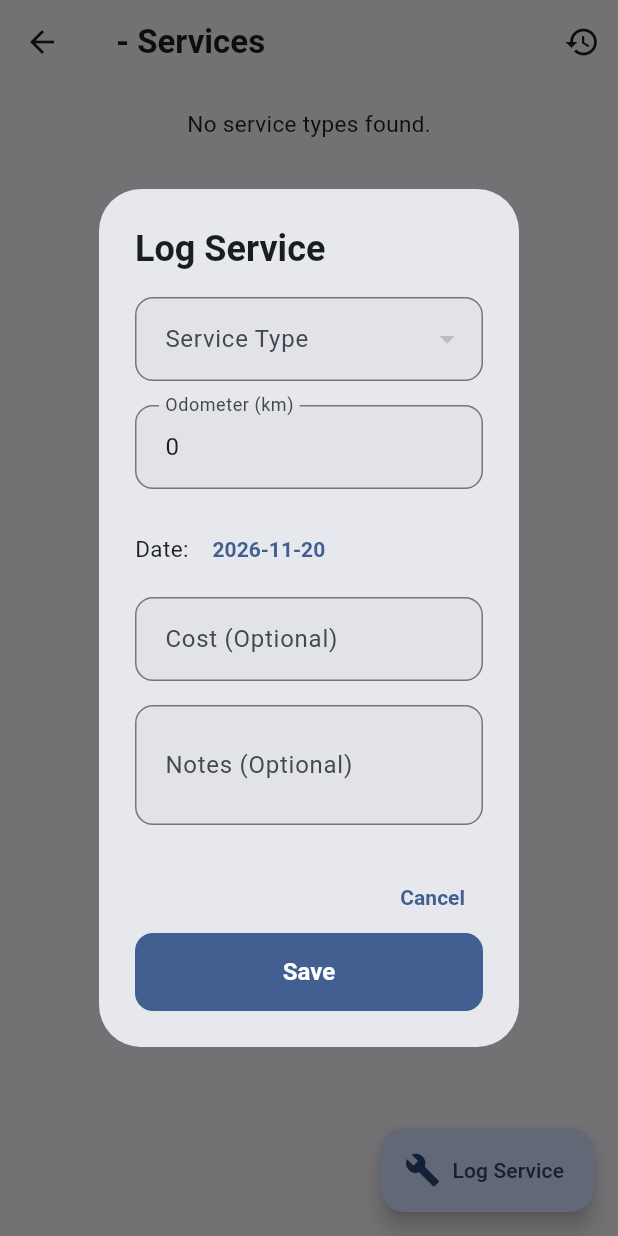
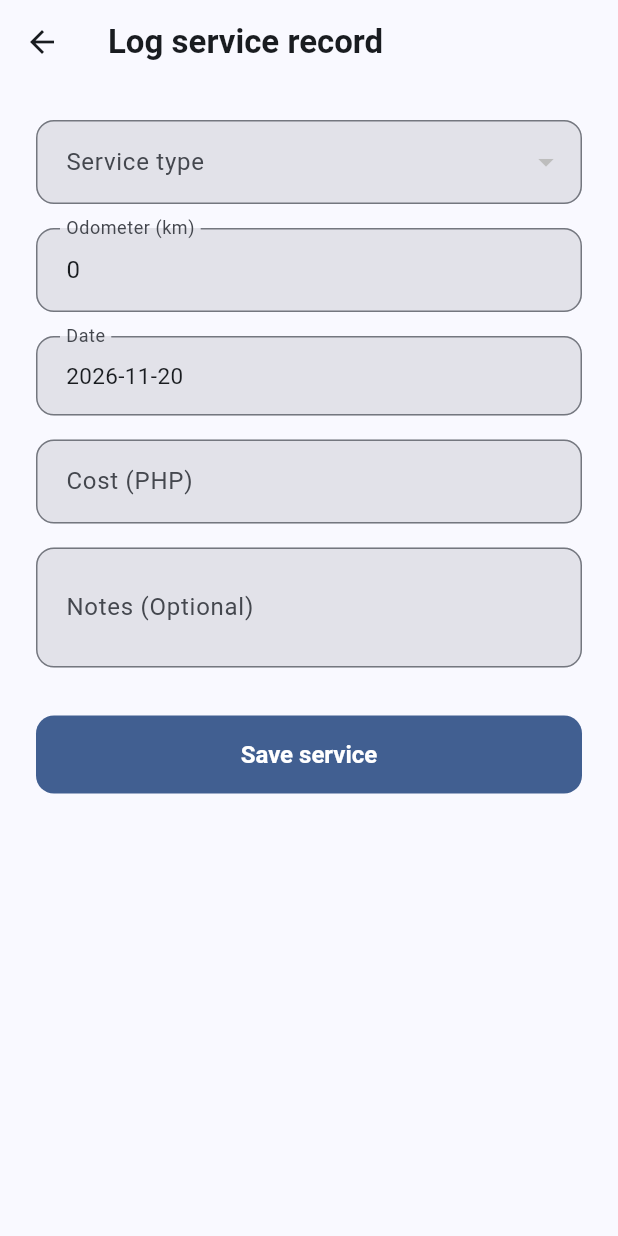
Before and after one commit to nubatay/motocare-log, a Flutter app: the ServiceScreen screen opened directly with empty values, after a tap on "Log Service", on a phone screen of 412 x 824 dp. Run offline on Flutter 3.47's test engine with Material 3 defaults, Android fonts, the phone set to English and light mode, and no system bars; our stand-ins replace supabase_flutter; accounts and stored records are empty.

Commit message:
add log service screen

```diff
--- a/lib/features/dashboard/presentation/dashboard_screen.dart
+++ b/lib/features/dashboard/presentation/dashboard_screen.dart
@@ -14,6 +14,7 @@ import '../../odometer/providers/odometer_provider.dart';
 import '../../services/domain/service_calculator.dart';
 import '../../services/presentation/service_screen.dart';
 import '../../services/providers/service_provider.dart';
+import '../../services/presentation/log_service_screen.dart';
 
 class DashboardScreen extends StatefulWidget {
   const DashboardScreen({super.key});
@@ -218,7 +219,7 @@ class _DashboardScreenState extends State<DashboardScreen> {
                   child: FilledButton(
                     onPressed: () {
                       Navigator.of(context).push(MaterialPageRoute(
-                        builder: (_) => ServiceScreen(bike: activeBike),
+                        builder: (_) => LogServiceScreen(bike: activeBike),
                       ));
                     },
                     child: const Text('Log service'),
--- /dev/null
+++ b/lib/features/services/presentation/log_service_screen.dart
@@ -0,0 +1,152 @@
+import 'package:flutter/material.dart';
+import 'package:provider/provider.dart';
+
+import '../../../core/theme/app_theme.dart';
+import '../../../core/validators.dart';
+import '../../motorcycles/data/motorcycle_repository.dart';
+import '../../motorcycles/providers/motorcycle_provider.dart';
+import '../../odometer/providers/odometer_provider.dart';
+import '../domain/service_calculator.dart';
+import '../providers/service_provider.dart';
+import '../data/service_repository.dart';
+
+class LogServiceScreen extends StatefulWidget {
+  final Motorcycle bike;
+  const LogServiceScreen({super.key, required this.bike});
+
+  @override
+  State<LogServiceScreen> createState() => _LogServiceScreenState();
+}
+
+class _LogServiceScreenState extends State<LogServiceScreen> {
+  final _formKey = GlobalKey<FormState>();
+  ServiceType? _selectedType;
+  late TextEditingController _odoController;
+  late TextEditingController _costController;
+  late TextEditingController _notesController;
+  DateTime _selectedDate = DateTime.now();
+
+  @override
+  void initState() {
+    super.initState();
+    final odoEstimate = context.read<OdometerProvider>().estimate?.estimatedKm ?? widget.bike.currentOdometer;
+    _odoController = TextEditingController(text: odoEstimate.toString());
+    _costController = TextEditingController();
+    _notesController = TextEditingController();
+
+    // Auto-select first overdue service, or the first one in the list
+    final overviews = context.read<ServiceProvider>().overviews;
+    if (overviews.isNotEmpty) {
+      final overdue = overviews.where((o) => o.status.status == ServiceStatus.overdue);
+      _selectedType = overdue.isNotEmpty ? overdue.first.type : overviews.first.type;
+    }
+  }
+
+  @override
+  void dispose() {
+    _odoController.dispose();
+    _costController.dispose();
+    _notesController.dispose();
+    super.dispose();
+  }
+
+  Future<void> _save() async {
+    if (!_formKey.currentState!.validate() || _selectedType == null) return;
+
+    final odo = int.parse(_odoController.text);
+    final cost = _costController.text.trim().isEmpty ? 0.0 : double.parse(_costController.text);
+    final notes = _notesController.text.trim().isEmpty ? null : _notesController.text.trim();
+    final estOdo = context.read<OdometerProvider>().estimate?.estimatedKm ?? widget.bike.currentOdometer;
+
+    final success = await context.read<ServiceProvider>().addRecord(
+          motorcycleId: widget.bike.id,
+          serviceTypeId: _selectedType!.id,
+          odometerKm: odo,
+          serviceDate: _selectedDate,
+          cost: cost,
+          notes: notes,
+          estimatedOdometer: estOdo,
+        );
+
+    if (success && mounted) {
+      context.read<MotorcycleProvider>().loadMotorcycles();
+      Navigator.pop(context); // Close screen after save
+    }
+  }
+
+  @override
+  Widget build(BuildContext context) {
+    final provider = context.watch<ServiceProvider>();
+
+    return Scaffold(
+      appBar: AppBar(title: const Text('Log service record')), // Auto back arrow
+      body: provider.isLoading
+          ? const Center(child: CircularProgressIndicator())
+          : SingleChildScrollView(
+              padding: const EdgeInsets.all(AppSpacing.lg),
+              child: Form(
+                key: _formKey,
+                child: Column(
+                  crossAxisAlignment: CrossAxisAlignment.stretch,
+                  children: [
+                    DropdownButtonFormField<ServiceType>(
+                      initialValue: _selectedType,
+                      items: provider.overviews.map((o) => DropdownMenuItem(value: o.type, child: Text(o.type.name))).toList(),
+                      onChanged: (val) => setState(() => _selectedType = val),
+                      decoration: const InputDecoration(labelText: 'Service type'),
+                      validator: (val) => val == null ? 'Required' : null,
+                    ),
+                    const SizedBox(height: AppSpacing.md),
+
+                    TextFormField(
+                      controller: _odoController,
+                      keyboardType: TextInputType.number,
+                      decoration: const InputDecoration(labelText: 'Odometer (km)'),
+                      validator: Validators.odometer,
+                    ),
+                    const SizedBox(height: AppSpacing.md),
+
+                    InkWell(
+                      onTap: () async {
+                        final picked = await showDatePicker(
+                          context: context,
+                          initialDate: _selectedDate,
+                          firstDate: DateTime(1900),
+                          lastDate: DateTime.now(),
+                        );
+                        if (picked != null) setState(() => _selectedDate = picked);
+                      },
+                      child: InputDecorator(
+                        decoration: const InputDecoration(labelText: 'Date'),
+                        child: Text('${_selectedDate.year}-${_selectedDate.month.toString().padLeft(2, '0')}-${_selectedDate.day.toString().padLeft(2, '0')}'),
+                      ),
+                    ),
+                    const SizedBox(height: AppSpacing.md),
+
+                    TextFormField(
+                      controller: _costController,
+                      keyboardType: const TextInputType.numberWithOptions(decimal: true),
+                      decoration: const InputDecoration(labelText: 'Cost (PHP)'),
+                      validator: Validators.cost,
+                    ),
+                    const SizedBox(height: AppSpacing.md),
+
+                    TextFormField(
+                      controller: _notesController,
+                      maxLines: 2,
+                      decoration: const InputDecoration(labelText: 'Notes (Optional)'),
+                      validator: Validators.notes,
+                    ),
+                    const SizedBox(height: AppSpacing.xl),
+
+                    FilledButton(
+                      onPressed: _save,
+                      child: const Text('Save service'),
+                    ),
+                  ],
+                ),
+              ),
+            ),
+    );
+  }
+}
--- a/lib/features/services/presentation/service_screen.dart
+++ b/lib/features/services/presentation/service_screen.dart
@@ -7,14 +7,13 @@ import 'package:flutter/material.dart';
 import 'package:provider/provider.dart';
 
 import '../../../core/theme/app_theme.dart';
-import '../../../core/validators.dart';
 import '../../motorcycles/data/motorcycle_repository.dart';
-import '../../motorcycles/providers/motorcycle_provider.dart';
 import '../../odometer/providers/odometer_provider.dart';
-import '../data/service_repository.dart';
 import '../domain/service_calculator.dart';
 import '../providers/service_provider.dart';
 import 'service_history_screen.dart';
+import 'log_service_screen.dart';
+
 
 class ServiceScreen extends StatefulWidget {
   final Motorcycle bike;
@@ -54,142 +53,6 @@ class _ServiceScreenState extends State<ServiceScreen> {
     }
   }
 
-  void _showLogServiceDialog() {
-    final serviceProvider = context.read<ServiceProvider>();
-    final odometerProvider = context.read<OdometerProvider>();
-    final bikeProvider = context.read<MotorcycleProvider>();
-    final estimatedOdo = odometerProvider.estimate?.estimatedKm ?? widget.bike.currentOdometer;
-
-    // Find the service type that needs attention most, or default to the first one
-    ServiceType? selectedType;
-    if (serviceProvider.overviews.isNotEmpty) {
-      final overdue = serviceProvider.overviews.where((o) => o.status.status == ServiceStatus.overdue);
-      selectedType = overdue.isNotEmpty ? overdue.first.type : serviceProvider.overviews.first.type;
-    }
-
-    final odoController = TextEditingController(text: estimatedOdo.toString());
-    final costController = TextEditingController();
-    final notesController = TextEditingController();
-    DateTime selectedDate = DateTime.now();
-    final formKey = GlobalKey<FormState>();
-
-    showDialog(
-      context: context,
-      builder: (context) {
-        return StatefulBuilder(
-          builder: (context, setState) {
-            return AlertDialog(
-              title: const Text('Log Service'),
-              content: Form(
-                key: formKey,
-                child: SingleChildScrollView(
-                  child: Column(
-                    mainAxisSize: MainAxisSize.min,
-                    children: [
-                      // 1. Service Type Dropdown
-                      DropdownButtonFormField<ServiceType>(
-                        initialValue: selectedType,
-                        items: serviceProvider.overviews.map((o) {
-                          return DropdownMenuItem(
-                            value: o.type,
-                            child: Text(o.type.name, overflow: TextOverflow.ellipsis),
-                          );
-                        }).toList(),
-                        onChanged: (val) => setState(() => selectedType = val),
-                        decoration: const InputDecoration(labelText: 'Service Type'),
-                        validator: (val) => val == null ? 'Select a service' : null,
-                      ),
-                      const SizedBox(height: AppSpacing.md),
-
-                      // 2. Odometer
-                      TextFormField(
-                        controller: odoController,
-                        keyboardType: TextInputType.number,
-                        decoration: const InputDecoration(labelText: 'Odometer (km)'),
-                        validator: Validators.odometer,
-                      ),
-                      const SizedBox(height: AppSpacing.md),
-
-                      // 3. Date
-                      Row(
-                        children: [
-                          const Text('Date: '),
-                          TextButton(
-                            onPressed: () async {
-                              final picked = await showDatePicker(
-                                context: context,
-                                initialDate: selectedDate,
-                                firstDate: DateTime(1900),
-                                lastDate: DateTime.now(),
-                              );
-                              if (picked != null) setState(() => selectedDate = picked);
-                            },
-                            child: Text('${selectedDate.year}-${selectedDate.month.toString().padLeft(2, '0')}-${selectedDate.day.toString().padLeft(2, '0')}'),
-                          ),
-                        ],
-                      ),
-                      const SizedBox(height: AppSpacing.sm),
-
-                      // 4. Cost
-                      TextFormField(
-                        controller: costController,
-                        keyboardType: const TextInputType.numberWithOptions(decimal: true),
-                        decoration: const InputDecoration(labelText: 'Cost (Optional)'),
-                        validator: Validators.cost,
-                      ),
-                      const SizedBox(height: AppSpacing.md),
-
-                      // 5. Notes
-                      TextFormField(
-                        controller: notesController,
-                        maxLines: 2,
-                        decoration: const InputDecoration(labelText: 'Notes (Optional)'),
-                        validator: Validators.notes,
-                      ),
-                    ],
-                  ),
-                ),
-              ),
-              actions: [
-                TextButton(
-                  onPressed: () => Navigator.pop(context),
-                  child: const Text('Cancel'),
-                ),
-                FilledButton(
-                  onPressed: () async {
-                    if (!formKey.currentState!.validate()) return;
-
-                    final odo = int.parse(odoController.text);
-                    final cost = costController.text.trim().isEmpty ? 0.0 : double.parse(costController.text);
-
-                    if (!context.mounted) return;
-                    Navigator.pop(context); // Close dialog
-
-                    final success = await serviceProvider.addRecord(
-                      motorcycleId: widget.bike.id,
-                      serviceTypeId: selectedType!.id,
-                      odometerKm: odo,
-                      serviceDate: selectedDate,
-                      cost: cost,
-                      notes: notesController.text.trim().isEmpty ? null : notesController.text.trim(),
-                      estimatedOdometer: estimatedOdo,
-                    );
-
-                    if (success) {
-                      // Refresh the parent screens
-                      bikeProvider.loadMotorcycles();
-                      _refreshData();
-                    }
-                  },
-                  child: const Text('Save'),
-                ),
-              ],
-            );
-          },
-        );
-      },
-    );
-  }
 
   @override
   Widget build(BuildContext context) {
@@ -238,7 +101,11 @@ class _ServiceScreenState extends State<ServiceScreen> {
         ),
       ),
       floatingActionButton: FloatingActionButton.extended(
-        onPressed: _showLogServiceDialog,
+        onPressed: () {
+          Navigator.of(context).push(MaterialPageRoute(
+            builder: (_) => LogServiceScreen(bike: widget.bike), // <-- NEW
+          ));
+        },
         icon: const Icon(Icons.build),
         label: const Text('Log Service'),
       ),
```
